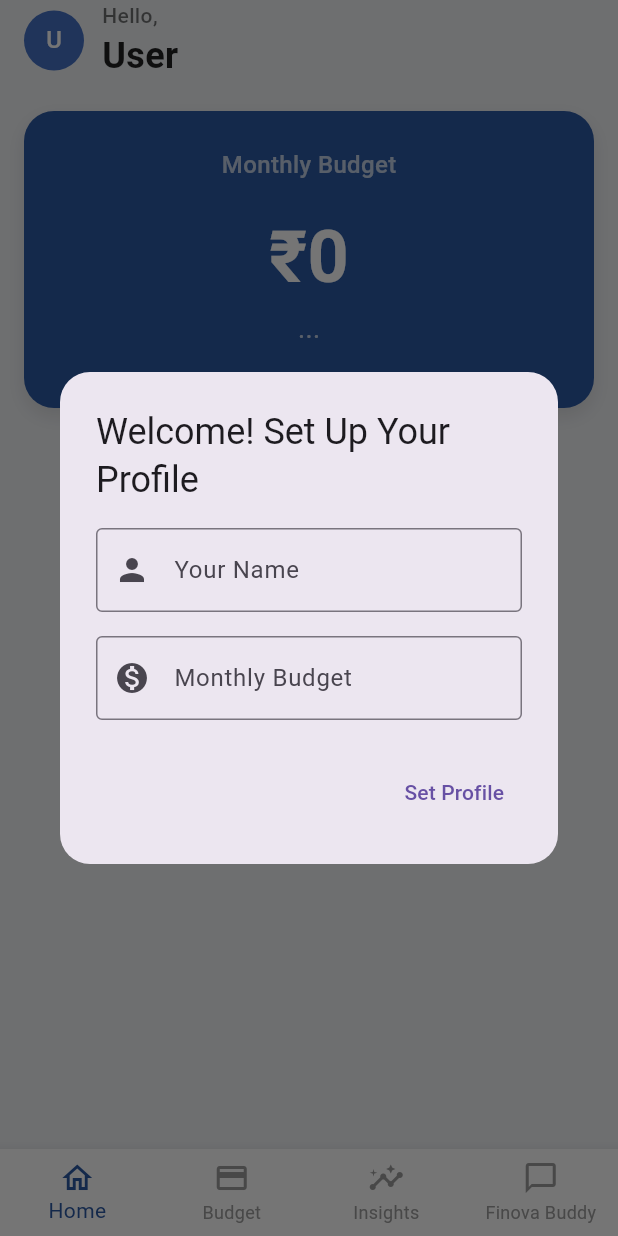
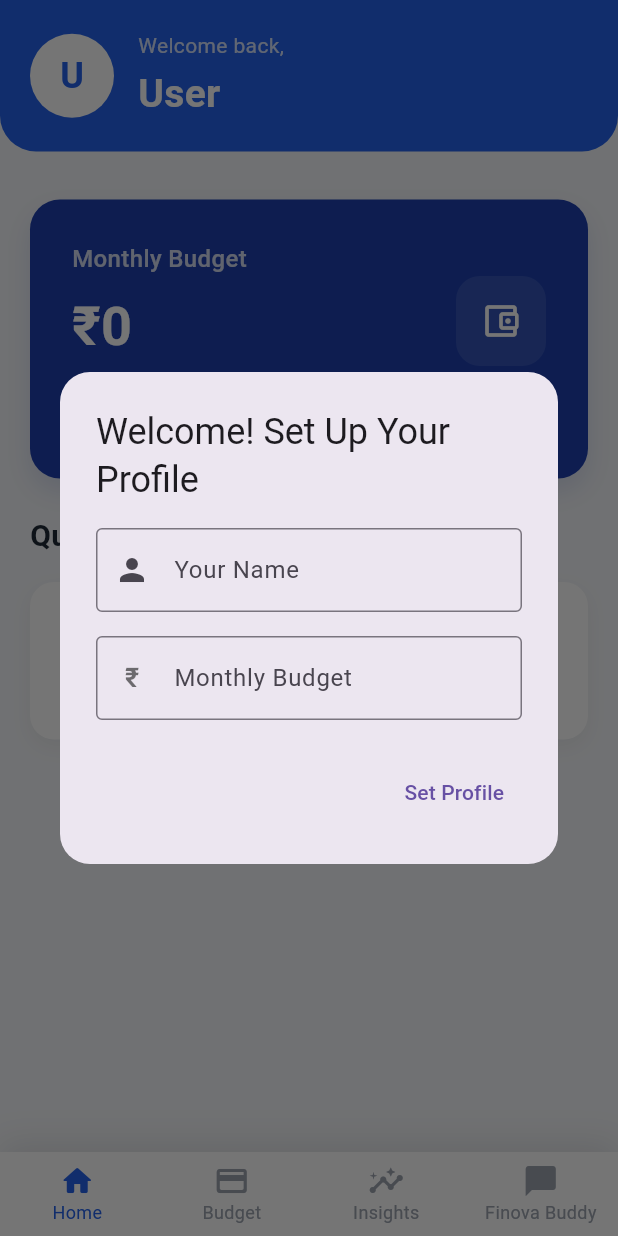
Before and after one commit to rugvedkadu06/SunHacks_2k25_Finvoa, a Flutter app: the screen it shows after launch, on a phone screen of 412 x 824 dp. Run offline on Flutter 3.47's test engine with Material 3 defaults, Android fonts, the phone set to English and light mode, and no system bars; our stand-ins replace shared_preferences.

Commit message:
Main Page with Basic nav

```diff
--- a/lib/dashboard_screen.dart
+++ b/lib/dashboard_screen.dart
@@ -9,19 +9,33 @@ class DashboardScreen extends StatefulWidget {
   State<DashboardScreen> createState() => _DashboardScreenState();
 }
 
-class _DashboardScreenState extends State<DashboardScreen> {
-  // Default values to prevent null errors before data is loaded
+class _DashboardScreenState extends State<DashboardScreen> with SingleTickerProviderStateMixin {
   String _userName = 'User';
   String _monthlyBudget = '0';
   String _budgetPeriod = '...';
+  late AnimationController _animationController;
+  late Animation<double> _fadeAnimation;
 
   @override
   void initState() {
     super.initState();
+    _animationController = AnimationController(
+      duration: const Duration(milliseconds: 800),
+      vsync: this,
+    );
+    _fadeAnimation = Tween<double>(begin: 0.0, end: 1.0).animate(
+      CurvedAnimation(parent: _animationController, curve: Curves.easeInOut),
+    );
     _loadProfileAndBudget();
+    _animationController.forward();
   }
 
-  /// Loads the user's name, budget, and calculates the budget period from local storage.
+  @override
+  void dispose() {
+    _animationController.dispose();
+    super.dispose();
+  }
+
   void _loadProfileAndBudget() async {
     final prefs = await SharedPreferences.getInstance();
     final name = prefs.getString('userName');
@@ -36,26 +50,33 @@ class _DashboardScreenState extends State<DashboardScreen> {
     }
     if (startDateString != null) {
       final startDate = DateTime.parse(startDateString);
-      _budgetPeriod = DateFormat('MMMM').format(startDate);
+      _budgetPeriod = DateFormat('MMMM yyyy').format(startDate);
     }
 
-    setState(() {}); // Trigger a rebuild to update the UI
+    setState(() {});
   }
 
   @override
   Widget build(BuildContext context) {
     return Scaffold(
+      backgroundColor: const Color(0xFFF5F7FA),
       body: SafeArea(
+        child: FadeTransition(
+          opacity: _fadeAnimation,
           child: SingleChildScrollView(
+            physics: const BouncingScrollPhysics(),
             child: Column(
-            // Center the column and make it stretch to full width
               crossAxisAlignment: CrossAxisAlignment.stretch,
               children: [
                 _buildHeader(),
-              const SizedBox(height: 20),
+                const SizedBox(height: 32),
                 _buildBalanceCard(),
-              const SizedBox(height: 20),
+                const SizedBox(height: 24),
+                _buildQuickActions(),
+                const SizedBox(height: 24),
+                // Removed _buildRecentActivity()
               ],
+            ),
           ),
         ),
       ),
@@ -63,131 +84,243 @@ class _DashboardScreenState extends State<DashboardScreen> {
     );
   }
 
-  /// Builds the top header with the user's profile.
   Widget _buildHeader() {
-    return Padding(
-      padding: const EdgeInsets.symmetric(horizontal: 16.0),
-      child: Row(
-        mainAxisAlignment: MainAxisAlignment.spaceBetween,
-        children: [
-          Expanded(
+    return Container(
+      padding: const EdgeInsets.all(20),
+      decoration: const BoxDecoration(
+        color: Color(0xFF2563EB),
+        borderRadius: BorderRadius.only(
+          bottomLeft: Radius.circular(24),
+          bottomRight: Radius.circular(24),
+        ),
+      ),
       child: Row(
         children: [
           CircleAvatar(
-                  backgroundColor: const Color(0xFF4571C4),
+            radius: 28,
+            backgroundColor: Colors.white,
             child: Text(
               _userName.isNotEmpty ? _userName[0].toUpperCase() : '?',
-                    style: const TextStyle(color: Colors.white),
+              style: const TextStyle(
+                color: Color(0xFF2563EB),
+                fontSize: 24,
+                fontWeight: FontWeight.bold,
               ),
             ),
-                const SizedBox(width: 12),
+          ),
+          const SizedBox(width: 16),
+          Expanded(
+            child: Column(
+              crossAxisAlignment: CrossAxisAlignment.start,
+              children: [
+                Text(
+                  'Welcome back,',
+                  style: TextStyle(
+                    fontSize: 14,
+                    color: Colors.white.withOpacity(0.8),
+                    fontWeight: FontWeight.w400,
+                  ),
+                ),
+                const SizedBox(height: 4),
+                Text(
+                  _userName,
+                  style: const TextStyle(
+                    fontSize: 26,
+                    fontWeight: FontWeight.bold,
+                    color: Colors.white,
+                  ),
+                ),
+              ],
+            ),
+          ),
+          // Removed the notification icon
+        ],
+      ),
+    );
+  }
+
+  Widget _buildBalanceCard() {
+    return Padding(
+      padding: const EdgeInsets.symmetric(horizontal: 20),
+      child: Container(
+        padding: const EdgeInsets.all(28),
+        decoration: BoxDecoration(
+          color: const Color(0xFF1E40AF),
+          borderRadius: BorderRadius.circular(20),
+          boxShadow: [
+            BoxShadow(
+              color: const Color(0xFF1E40AF).withOpacity(0.15),
+              blurRadius: 15,
+              offset: const Offset(0, 8),
+            ),
+          ],
+        ),
+        child: Column(
+          children: [
+            Row(
+              mainAxisAlignment: MainAxisAlignment.spaceBetween,
+              children: [
                 Column(
                   crossAxisAlignment: CrossAxisAlignment.start,
                   children: [
-                    const Text(
-                      'Hello,',
+                    Text(
+                      'Monthly Budget',
                       style: TextStyle(
+                        color: Colors.white.withOpacity(0.8),
+                        fontWeight: FontWeight.w500,
+                        fontSize: 16,
+                      ),
+                    ),
+                    const SizedBox(height: 8),
+                    Text(
+                      '₹$_monthlyBudget',
+                      style: const TextStyle(
+                        color: Colors.white,
+                        fontSize: 36,
+                        fontWeight: FontWeight.bold,
+                      ),
+                    ),
+                    const SizedBox(height: 4),
+                    Text(
+                      _budgetPeriod,
+                      style: TextStyle(
+                        color: Colors.white.withOpacity(0.7),
                         fontSize: 14,
-                          color: Colors.black54,
-                          fontWeight: FontWeight.w500),
                       ),
-                    Text(
-                      _userName,
-                      style: const TextStyle(
-                          fontSize: 24,
-                          fontWeight: FontWeight.bold,
-                          color: Colors.black87),
                     ),
                   ],
                 ),
+                Container(
+                  padding: const EdgeInsets.all(16),
+                  decoration: BoxDecoration(
+                    color: Colors.white.withOpacity(0.1),
+                    borderRadius: BorderRadius.circular(16),
+                  ),
+                  child: const Icon(
+                    Icons.account_balance_wallet_outlined,
+                    color: Colors.white,
+                    size: 28,
+                  ),
+                ),
               ],
             ),
+            const SizedBox(height: 24),
+            // Removed the "Spent" and "Remaining" section
+          ],
+        ),
+      ),
+    );
+  }
+
+  Widget _buildQuickActions() {
+    return Padding(
+      padding: const EdgeInsets.symmetric(horizontal: 20),
+      child: Column(
+        crossAxisAlignment: CrossAxisAlignment.start,
+        children: [
+          const Text(
+            'Quick Actions',
+            style: TextStyle(
+              fontSize: 20,
+              fontWeight: FontWeight.bold,
+              color: Color(0xFF1F2937),
+            ),
+          ),
+          const SizedBox(height: 16),
+          Row(
+            children: [
+              _buildActionCard('Add Expense', Icons.add_circle_outline, const Color(0xFF2563EB)),
+              const SizedBox(width: 12),
+              _buildActionCard('View Budget', Icons.pie_chart_outline, const Color(0xFF7C3AED)),
+              const SizedBox(width: 12),
+              _buildActionCard('Analytics', Icons.bar_chart_outlined, const Color(0xFF059669)),
+            ],
           ),
         ],
       ),
     );
   }
 
-  /// Builds the main budget and balance card.
-  Widget _buildBalanceCard() {
-    return Padding(
-      padding: const EdgeInsets.symmetric(horizontal: 16.0),
+  Widget _buildActionCard(String title, IconData icon, Color color) {
+    return Expanded(
       child: Container(
-        padding: const EdgeInsets.all(24),
+        padding: const EdgeInsets.all(16),
         decoration: BoxDecoration(
-          color: const Color(0xFF2C59A4),
-          borderRadius: BorderRadius.circular(20),
+          color: Colors.white,
+          borderRadius: BorderRadius.circular(16),
           boxShadow: [
             BoxShadow(
-              color: Colors.black.withOpacity(0.1),
+              color: Colors.black.withOpacity(0.05),
               blurRadius: 10,
               offset: const Offset(0, 5),
             ),
           ],
         ),
         child: Column(
-          crossAxisAlignment: CrossAxisAlignment.center, // Center contents
           children: [
-            const Text(
-              'Monthly Budget',
-              style: TextStyle(
-                color: Colors.white70,
-                fontWeight: FontWeight.w500,
-                fontSize: 16,
+            Container(
+              padding: const EdgeInsets.all(12),
+              decoration: BoxDecoration(
+                color: color.withOpacity(0.1),
+                borderRadius: BorderRadius.circular(12),
+              ),
+              child: Icon(icon, color: color, size: 24),
+            ),
+            const SizedBox(height: 8),
+            Text(
+              title,
+              textAlign: TextAlign.center,
+              style: const TextStyle(
+                fontSize: 12,
+                fontWeight: FontWeight.w600,
+                color: Color(0xFF2D3748),
               ),
             ),
-            const SizedBox(height: 16),
-            // Budget Amount
-            Text(
-              '₹$_monthlyBudget',
-              style: const TextStyle(
-                color: Colors.white,
-                fontSize: 48, // Bigger font
-                fontWeight: FontWeight.bold,
-              ),
-            ),
-            // Budget Period (Month)
-            Text(
-              '$_budgetPeriod',
-              style: const TextStyle(
-                color: Colors.white70,
-                fontSize: 18, // Smaller font
-              ),
-            ),
-            const SizedBox(height: 16),
           ],
         ),
       ),
     );
   }
 
-  /// Builds the bottom navigation bar.
   Widget _buildBottomNavBar() {
-    return BottomNavigationBar(
+    return Container(
+      decoration: BoxDecoration(
+        color: Colors.white,
+        boxShadow: [
+          BoxShadow(
+            color: Colors.black.withOpacity(0.1),
+            blurRadius: 20,
+            offset: const Offset(0, -5),
+          ),
+        ],
+      ),
+      child: BottomNavigationBar(
         type: BottomNavigationBarType.fixed,
-      backgroundColor: Colors.white,
-      selectedItemColor: const Color(0xFF2C59A4),
-      unselectedItemColor: Colors.grey,
-      showSelectedLabels: true,
-      showUnselectedLabels: true,
+        backgroundColor: Colors.transparent,
+        elevation: 0,
+        selectedItemColor: const Color(0xFF2563EB),
+        unselectedItemColor: const Color(0xFF9CA3AF),
+        selectedFontSize: 12,
+        unselectedFontSize: 12,
         items: const [
           BottomNavigationBarItem(
-          icon: Icon(Icons.home_outlined),
+            icon: Icon(Icons.home_rounded, size: 24),
             label: 'Home',
           ),
           BottomNavigationBarItem(
-          icon: Icon(Icons.credit_card_outlined),
+            icon: Icon(Icons.credit_card_rounded, size: 24),
             label: 'Budget',
           ),
           BottomNavigationBarItem(
-          icon: Icon(Icons.insights_outlined),
+            icon: Icon(Icons.insights_rounded, size: 24),
             label: 'Insights',
           ),
           BottomNavigationBarItem(
-          icon: Icon(Icons.chat_bubble_outline),
+            icon: Icon(Icons.chat_bubble_rounded, size: 24),
             label: 'Finova Buddy',
           ),
         ],
+      ),
     );
   }
 }
--- a/lib/main.dart
+++ b/lib/main.dart
@@ -1,6 +1,6 @@
 import 'package:flutter/material.dart';
 import 'package:shared_preferences/shared_preferences.dart';
-import 'dashboard_screen.dart';
+import 'dashboard_screen.dart'; // Make sure this file exists in your project
 
 void main() {
   runApp(const MyApp());
@@ -74,10 +74,22 @@ class MyApp extends StatelessWidget {
               TextField(
                 controller: budgetController,
                 keyboardType: TextInputType.number,
-                decoration: const InputDecoration(
+                decoration: InputDecoration(
                   labelText: 'Monthly Budget',
-                  border: OutlineInputBorder(),
-                  prefixIcon: Icon(Icons.monetization_on),
+                  border: const OutlineInputBorder(),
+                  // Changed the icon to the rupee symbol
+                  prefixIcon: const Align(
+                    widthFactor: 1.0,
+                    heightFactor: 1.0,
+                    child: Text(
+                      '₹',
+                      style: TextStyle(
+                        fontSize: 18,
+                        fontWeight: FontWeight.bold,
+                        color: Colors.black54,
+                      ),
+                    ),
+                  ),
                   hintText: 'e.g., 3000',
                 ),
               ),
```
Lines whose indentation alone changed are shown as unchanged.
